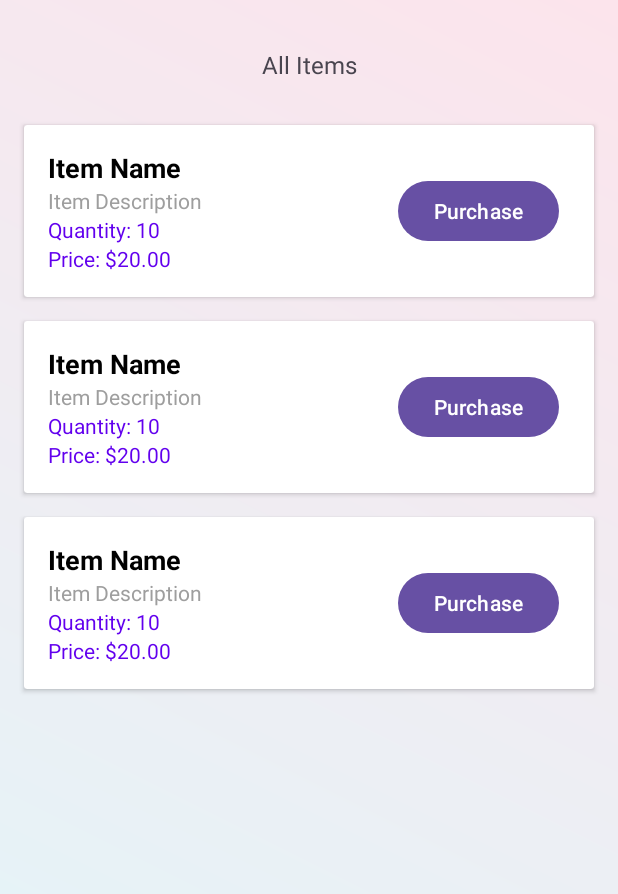
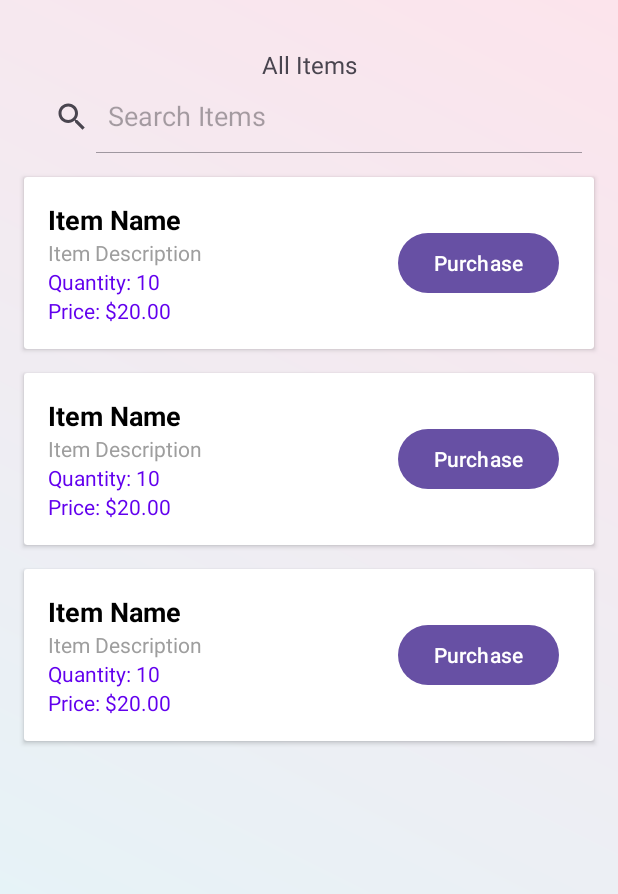
Before and after one commit to GalRadia/InventoryManagement, an Android app: the layout fragment_dashboard.xml on its own in the app's theme, with its tools: preview values and no code run, on a phone screen of 412 x 824 dp. Shown: the top 894 px of the screen. Run offline under Robolectric (Android 15) with nearby library versions, the phone set to English and light mode, and no system bars; network calls fail.

Commit message:
add searchView

```diff
--- a/InventoryManagementSDK/build.gradle.kts
+++ b/InventoryManagementSDK/build.gradle.kts
@@ -75,8 +75,8 @@ dependencies {
     androidTestImplementation(libs.ext.junit)
     androidTestImplementation(libs.espresso.core)
     //retrofit2
-    implementation(libs.retrofit)
-    implementation(libs.converter.gson)
+    api(libs.retrofit)
+    api(libs.converter.gson)
     implementation(libs.logging.interceptor)
 
     //security
--- a/InventoryManagementSDK/src/main/java/com/example/inventorymanagementsdk/InventoryManagement.java
+++ b/InventoryManagementSDK/src/main/java/com/example/inventorymanagementsdk/InventoryManagement.java
@@ -133,7 +133,7 @@ public class InventoryManagement {
         return transactionRepository.getTransactionsCall();
     }
 
-    public LiveData<Void> register(String username, String password, String role) {
+    public LiveData<Boolean> register(String username, String password, String role) {
         User user = new User(username, password, role);
         return userRepository.register(user);
     }
--- a/InventoryManagementSDK/src/main/java/com/example/inventorymanagementsdk/api/services/ItemService.java
+++ b/InventoryManagementSDK/src/main/java/com/example/inventorymanagementsdk/api/services/ItemService.java
@@ -21,7 +21,7 @@ public interface ItemService {
     @GET("inventory/items/{id}")
     Call<Item> getItemByID(@Path("id") String id);
 
-    @GET("invenroty/search")
+    @GET("inventory/search")
     Call<List<Item>> searchItems(@Query("name") String name);
 
     @POST("inventory/insert_item")
--- a/app/src/main/res/layout/fragment_dashboard.xml
+++ b/app/src/main/res/layout/fragment_dashboard.xml
@@ -22,13 +22,14 @@
 
     <androidx.swiperefreshlayout.widget.SwipeRefreshLayout
         android:id="@+id/swipe_refresh"
-        android:layout_width="match_parent"
+        android:layout_width="0dp"
         android:layout_height="0dp"
         android:layout_margin="8dp"
+        android:layout_marginBottom="16dp"
         app:layout_constraintBottom_toBottomOf="parent"
         app:layout_constraintEnd_toEndOf="parent"
         app:layout_constraintStart_toStartOf="parent"
-        app:layout_constraintTop_toBottomOf="@+id/add_item_button"> <!-- Optional margin between TextView and RecyclerView -->
+        app:layout_constraintTop_toBottomOf="@+id/searchView"> <!-- Optional margin between TextView and RecyclerView -->
 
         <!-- RecyclerView -->
         <androidx.recyclerview.widget.RecyclerView
@@ -51,4 +52,16 @@
         app:layout_constraintStart_toEndOf="@+id/textView"
         app:layout_constraintTop_toTopOf="@+id/textView" />
 
+    <SearchView
+        android:id="@+id/searchView"
+        android:layout_width="0dp"
+        android:layout_height="wrap_content"
+        android:layout_marginStart="16dp"
+        android:layout_marginEnd="16dp"
+        android:queryHint="Search Items"
+        android:iconifiedByDefault="false"
+        app:layout_constraintEnd_toEndOf="parent"
+        app:layout_constraintStart_toStartOf="parent"
+        app:layout_constraintTop_toBottomOf="@+id/textView" />
+
 </androidx.constraintlayout.widget.ConstraintLayout>
```
Also changed, not shown: InventoryManagementSDK/src/main/java/com/example/inventorymanagementsdk/repository/ItemRepository.java (+5 -4 lines), InventoryManagementSDK/src/main/java/com/example/inventorymanagementsdk/repository/UserRepository.java (+6 -5 lines), app/src/main/java/com/example/inventorymanagement/SignInActivity.java (+3 -15 lines), app/src/main/java/com/example/inventorymanagement/ui/DashboardFragment.java (+22 -1 lines), app/src/main/java/com/example/inventorymanagement/viewModel/InventoryViewModel.java (+37 -5 lines).
